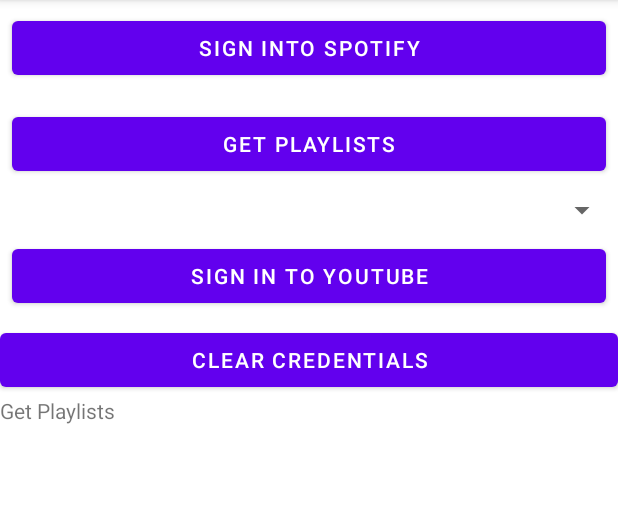
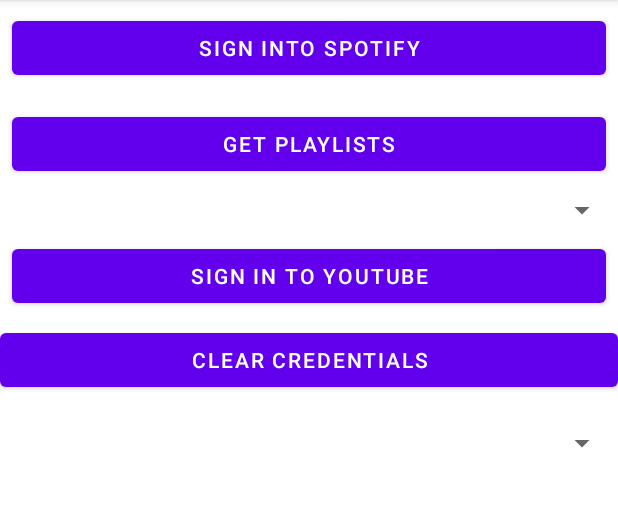
Before and after one commit to dkshirilla/spotifytoyoutubeAndroid, an Android app: the screen it shows after launch (MainActivity), on a phone screen of 412 x 824 dp, the part 84-591 px from its top. Run offline under Robolectric (Android 15) with nearby library versions, the phone set to English and light mode, and no system bars; libraries missing offline, so code that uses them is left out: com.google.api.client, com.google.api.services, pub.devrel.easypermissions; 1 statement that could not run was skipped.

```diff
--- a/app/src/main/res/layout/activity_main.xml
+++ b/app/src/main/res/layout/activity_main.xml
@@ -77,10 +77,16 @@
          android:onClick="onClearCredentialsClicked"
          android:text="Clear Credentials" />
 
+
+
      <TextView
          android:id="@+id/playlists_text_view"
          android:layout_width="match_parent"
-         android:layout_height="wrap_content"
-         android:text="@string/btn_get_profile" />
+         android:layout_height="wrap_content" />
+
+        <Spinner
+            android:id="@+id/spinnerPlaylistItems"
+            android:layout_width="match_parent"
+            android:layout_height="wrap_content" />
  </LinearLayout>
 </androidx.coordinatorlayout.widget.CoordinatorLayout>
```
Also changed, not shown: app/src/main/java/com/douglasshirillasolutions/spotifytoyoutube/MainActivity.java (+45 -8 lines).
